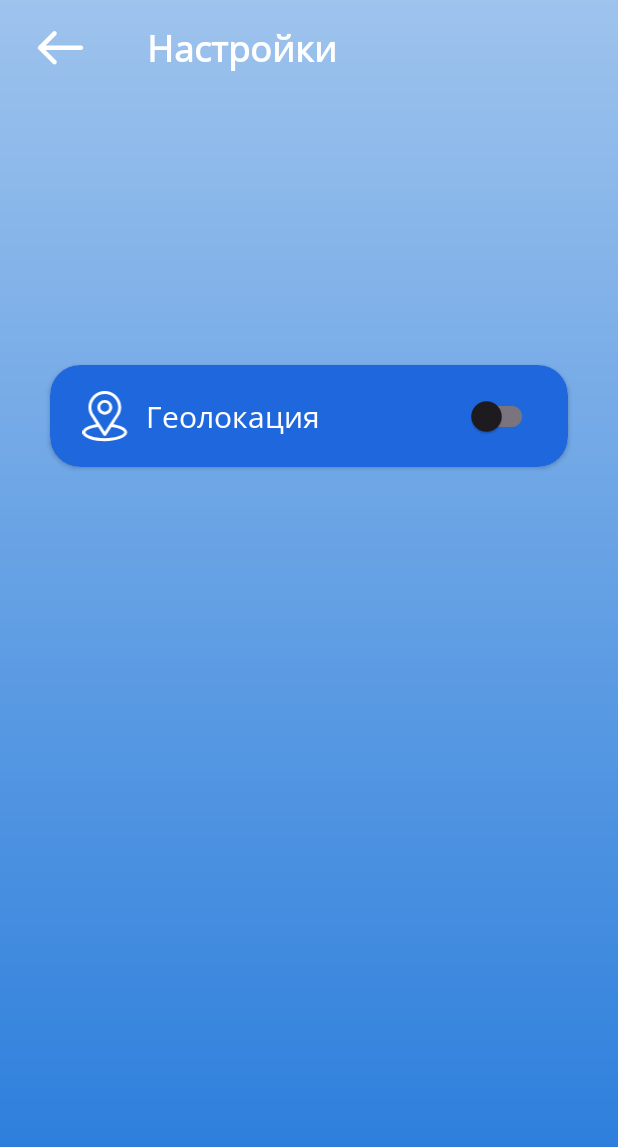
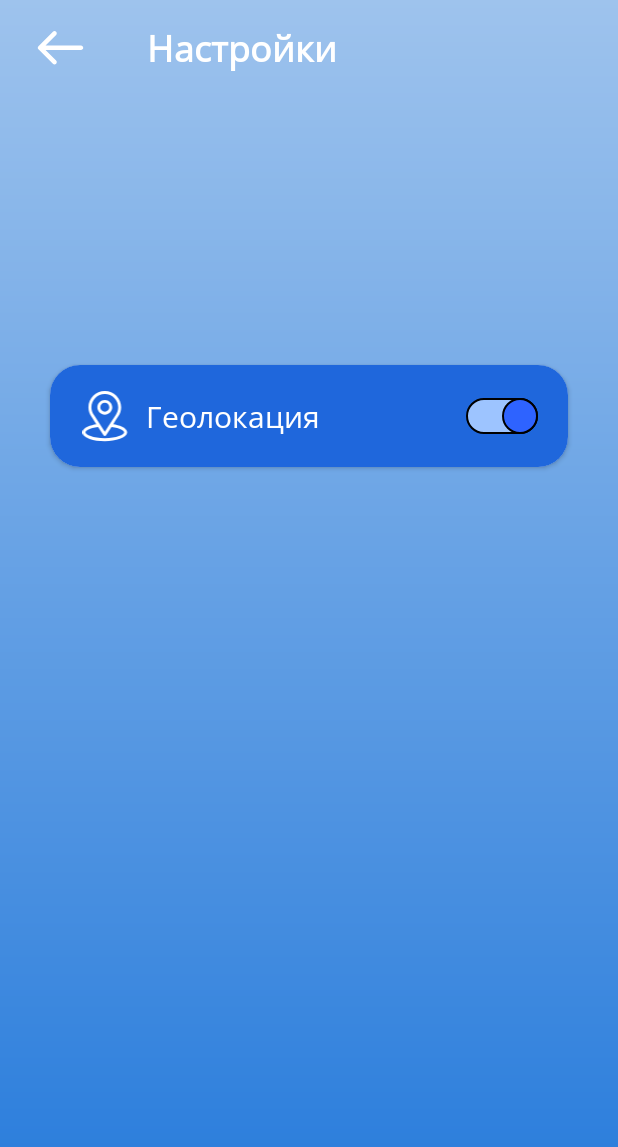
Before and after one commit to 1owmark/weatherApp, an Android app: the MainActivity screen opened directly, with no data from a screen before it, in the side drawer, after a tap on "Настройки", on a phone screen of 412 x 824 dp. Shown: the top 1147 px of the screen. Run offline under Robolectric (Android 15) with nearby library versions, the phone set to English and light mode, and no system bars; our stand-ins replace Room's generated code.

Commit message:
add geolocation

```diff
--- a/app/build.gradle.kts
+++ b/app/build.gradle.kts
@@ -58,5 +58,5 @@ dependencies {
     implementation(libs.androidx.cardview)
     implementation(libs.androidx.recyclerview)
     implementation(libs.androidx.core.splashscreen)
-
+    implementation(libs.play.services.location)
 }
--- a/app/src/main/java/com/example/weatherapp/MainActivity.kt
+++ b/app/src/main/java/com/example/weatherapp/MainActivity.kt
@@ -129,10 +129,17 @@ class MainActivity : AppCompatActivity() {
         }
 
         sharedPreferences = getSharedPreferences("User_Prefs", MODE_PRIVATE)
-        val savedCity = sharedPreferences.getString("current_city", "Москва") // По умолчанию Москва
+        val savedCity = sharedPreferences.getString("current_city", "Москва")
 
-        if (!savedCity.isNullOrEmpty()) {
-            loadWeather(savedCity) // Метод для запроса погоды
+        val latitude = sharedPreferences.getFloat("latitude", 0.0F)
+        val longitude = sharedPreferences.getFloat("latitude", 0.0F)
+
+        if (latitude != 0.0F && longitude != 0.0F) {
+            // Используем координаты для запроса
+            loadWeather(latitude = latitude, longitude = longitude)
+        } else {
+            // Используем сохраненный город или город по умолчанию
+            loadWeather(savedCity)
         }
     }
 
@@ -163,11 +170,16 @@ class MainActivity : AppCompatActivity() {
     }
 
 
-    private fun loadWeather(city: String) {
+    private fun loadWeather(city: String? = null, latitude: Float? = null, longitude: Float? = null) {
         val apiKey = getString(R.string.weather_api_key)
+        val locationQuery = if (latitude != null && longitude != null) {
+            "$latitude,$longitude" // Формат "широта,долгота"
+        } else {
+            city ?: "Москва"
+        }
         CoroutineScope(Dispatchers.IO).launch {
             try {
-                val response = RetrofitInstance.api.getForecast(apiKey, city, days = 3)
+                val response = RetrofitInstance.api.getForecast(apiKey, locationQuery, days = 3)
 
                 withContext(Dispatchers.Main) {
                     updateUI(response)
--- a/app/src/main/java/com/example/weatherapp/MyLocationsActivity.kt
+++ b/app/src/main/java/com/example/weatherapp/MyLocationsActivity.kt
@@ -78,6 +78,8 @@ class MyLocationsActivity : AppCompatActivity() {
         searchViewCity.setOnQueryTextListener(object : androidx.appcompat.widget.SearchView.OnQueryTextListener {
             override fun onQueryTextSubmit(query: String?): Boolean {
                 if (!query.isNullOrEmpty()) {
+                    editor.putFloat("latitude", 0.0F).apply()
+                    editor.putFloat("longitude", 0.0F).apply()
                     editor.putString("current_city", query)
                     editor.apply()
 
--- a/app/src/main/java/com/example/weatherapp/OptionsActivity.kt
+++ b/app/src/main/java/com/example/weatherapp/OptionsActivity.kt
@@ -1,15 +1,24 @@
 package com.example.weatherapp
 
+import android.content.Intent
+import android.content.pm.PackageManager
+import android.net.Uri
 import android.os.Bundle
+import android.provider.Settings
 import android.widget.ImageButton
+import android.widget.Toast
 import androidx.activity.enableEdgeToEdge
 import androidx.appcompat.app.AppCompatActivity
+import androidx.appcompat.widget.SwitchCompat
+import androidx.core.content.ContextCompat
 import androidx.core.view.ViewCompat
 import androidx.core.view.WindowInsetsCompat
 
 class OptionsActivity : AppCompatActivity() {
 
-    lateinit var btnBack: ImageButton
+    private lateinit var btnBack: ImageButton
+    private lateinit var switchLocation: SwitchCompat
+    private lateinit var locationHelper: LocationHelper
 
     override fun onCreate(savedInstanceState: Bundle?) {
         super.onCreate(savedInstanceState)
@@ -22,9 +31,37 @@ class OptionsActivity : AppCompatActivity() {
         }
 
         btnBack = findViewById(R.id.btnBack)
+        switchLocation = findViewById(R.id.locationSwitch)
+        locationHelper = LocationHelper(this)
+
+        switchLocation.thumbDrawable = ContextCompat.getDrawable(this, R.drawable.custom_thumb)
+        switchLocation.trackDrawable = ContextCompat.getDrawable(this, R.drawable.switch_track)
 
         btnBack.setOnClickListener {
             onBackPressedDispatcher.onBackPressed()
         }
+
+        switchLocation.isChecked = locationHelper.checkLocationPermission()
+
+        switchLocation.setOnCheckedChangeListener { _, isChecked ->
+            if (isChecked) {
+                // Открываем настройки, чтобы пользователь включил разрешение на геолокацию
+                openAppSettings()
+            } else {
+                // Если пользователь выключает Switch, удаляем сохраненные координаты
+                getSharedPreferences("User_Prefs", MODE_PRIVATE).edit()
+                    .remove("latitude")
+                    .remove("longitude")
+                    .apply()
+                openAppSettings() // Также открываем настройки для отклонения разрешения
+            }
+        }
+    }
+
+    private fun openAppSettings() {
+        val intent = Intent(Settings.ACTION_APPLICATION_DETAILS_SETTINGS)
+        val uri = Uri.fromParts("package", packageName, null)
+        intent.data = uri
+        startActivity(intent)
     }
 }
--- a/app/src/main/java/com/example/weatherapp/api/WeatherApiService.kt
+++ b/app/src/main/java/com/example/weatherapp/api/WeatherApiService.kt
@@ -4,11 +4,6 @@ import retrofit2.http.Query
 
 
 interface WeatherApiService {
-    @GET("v1/current.json") // Это часть URL, которая добавляется к базовому адресу API
-    suspend fun getCurrentWeather(
-        @Query("key") apiKey: String,  // API-ключ (нужен для авторизации)
-        @Query("q") location: String,  // Город или координаты (широта, долгота)
-    ): WeatherResponse
 
     @GET("v1/forecast.json")
     suspend fun getForecast(
--- /dev/null
+++ b/app/src/main/res/drawable/custom_thumb.xml
@@ -0,0 +1,19 @@
+<?xml version="1.0" encoding="utf-8"?>
+<selector xmlns:android="http://schemas.android.com/apk/res/android">
+    <!-- Выключенное состояние -->
+    <item android:state_checked="false">
+        <shape android:shape="oval">
+            <solid android:color="@color/switch_off_color"/>
+            <stroke android:color="@color/black" android:width="1dp"/>
+            <size android:width="24dp" android:height="24dp"/>
+        </shape>
+    </item>
+    <!-- Включенное состояние -->
+    <item android:state_checked="true">
+        <shape android:shape="oval">
+            <solid android:color="@color/switch_on_color"/>
+            <stroke android:color="@color/black" android:width="1dp"/>
+            <size android:width="24dp" android:height="24dp"/>
+        </shape>
+    </item>
+</selector>
--- /dev/null
+++ b/app/src/main/res/drawable/switch_track.xml
@@ -0,0 +1,21 @@
+<?xml version="1.0" encoding="utf-8"?>
+<selector xmlns:android="http://schemas.android.com/apk/res/android">
+    <!-- Выключенное состояние -->
+    <item android:state_checked="false">
+        <shape android:shape="rectangle">
+            <solid android:color="@color/switch_on_color"/>
+            <corners android:radius="50dp"/>
+            <stroke android:color="@color/black" android:width="1dp"/>
+            <size android:width="52dp" android:height="24dp"/>
+        </shape>
+    </item>
+    <!-- Включенное состояние -->
+    <item android:state_checked="true">
+        <shape android:shape="rectangle">
+            <solid android:color="@color/switch_off_color"/>
+            <corners android:radius="50dp"/>
+            <stroke android:color="@color/black" android:width="1dp"/>
+            <size android:width="52dp" android:height="24dp"/>
+        </shape>
+    </item>
+</selector>
--- a/app/src/main/res/layout/activity_options.xml
+++ b/app/src/main/res/layout/activity_options.xml
@@ -91,6 +91,8 @@
                 app:layout_constraintEnd_toEndOf="parent"
                 app:layout_constraintTop_toTopOf="parent"
                 app:layout_constraintBottom_toBottomOf="parent"
+                app:thumbTint="@android:color/transparent"
+                app:trackTint="@android:color/transparent"
                 />
 
         </androidx.constraintlayout.widget.ConstraintLayout>
--- a/app/src/main/res/values/colors.xml
+++ b/app/src/main/res/values/colors.xml
@@ -11,4 +11,6 @@
     <color name="hintColor">#E0E0E0</color>
     <color name="search2">#E0E0E0</color>
     <color name="hint2">#302B2B</color>
+    <color name="switch_off_color">#9DC4FF</color>
+    <color name="switch_on_color">#2E63FF</color>
 </resources>
--- a/app/src/main/res/values/styles.xml
+++ b/app/src/main/res/values/styles.xml
@@ -1,9 +1,3 @@
 <?xml version="1.0" encoding="utf-8"?>
 <resources>
-    <style name="AppTheme" parent="Theme.MaterialComponents.DayNight.NoActionBar">
-        <!-- Отключаем стандартный SplashScreen -->
-        <item name="windowSplashScreenBackground">@android:color/white</item>
-        <item name="windowSplashScreenAnimatedIcon">@null</item>
-        <item name="windowSplashScreenIconBackgroundColor">@android:color/white</item>
-    </style>
 </resources>
--- a/app/src/main/res/values/themes.xml
+++ b/app/src/main/res/values/themes.xml
@@ -1,7 +1,7 @@
 <resources xmlns:tools="http://schemas.android.com/tools">
     <!-- Base application theme. -->
     <style name="Base.Theme.WeatherApp" parent="Theme.Material3.DayNight.NoActionBar">
-        <!-- Customize your light theme here. -->
+
     </style>
 
     <style name="Theme.WeatherApp" parent="Base.Theme.WeatherApp" />
--- a/gradle/libs.versions.toml
+++ b/gradle/libs.versions.toml
@@ -14,6 +14,7 @@ lifecycleViewmodelKtx = "2.8.7"
 material = "1.10.0"
 activity = "1.8.0"
 constraintlayout = "2.1.4"
+playServicesLocation = "21.3.0"
 recyclerview = "1.4.0"
 retrofit = "2.9.0"
 roomRuntime = "2.6.1"
@@ -38,6 +39,7 @@ androidx-appcompat = { group = "androidx.appcompat", name = "appcompat", version
 material = { group = "com.google.android.material", name = "material", version.ref = "material" }
 androidx-activity = { group = "androidx.activity", name = "activity", version.ref = "activity" }
 androidx-constraintlayout = { group = "androidx.constraintlayout", name = "constraintlayout", version.ref = "constraintlayout" }
+play-services-location = { module = "com.google.android.gms:play-services-location", version.ref = "playServicesLocation" }
 retrofit = { module = "com.squareup.retrofit2:retrofit", version.ref = "retrofit" }
 
 [plugins]
```
Also changed, not shown: app/src/main/java/com/example/weatherapp/LocationHelper.kt (added, +66 -0 lines), app/src/main/java/com/example/weatherapp/SelectCityActivity.kt (+54 -40 lines).
